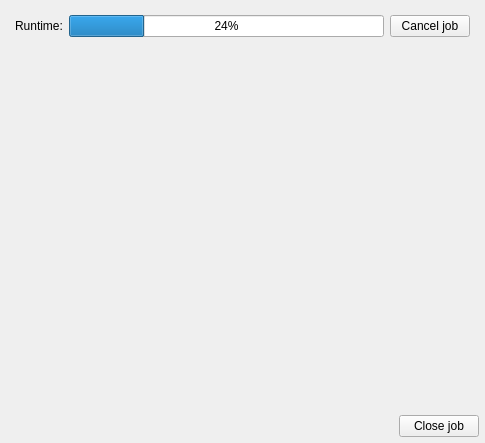
First picture: the form in gui/jobTemplate.ui, repository jozef-p021/AbsCor, before the edit.
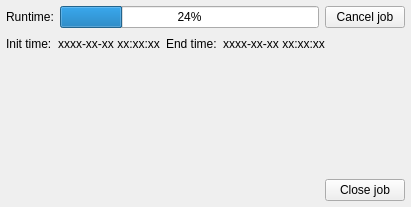
Second picture: the form after the edit.

```diff
--- a/gui/jobTemplate.ui
+++ b/gui/jobTemplate.ui
@@ -6,10 +6,16 @@
    <rect>
     <x>0</x>
     <y>0</y>
-    <width>485</width>
-    <height>443</height>
+    <width>411</width>
+    <height>207</height>
    </rect>
   </property>
+  <property name="sizePolicy">
+   <sizepolicy hsizetype="Preferred" vsizetype="Minimum">
+    <horstretch>0</horstretch>
+    <verstretch>0</verstretch>
+   </sizepolicy>
+  </property>
   <property name="windowTitle">
    <string>Form</string>
   </property>
@@ -17,14 +23,14 @@
    <property name="margin">
     <number>6</number>
    </property>
-   <item row="2" column="1">
-    <widget class="QPushButton" name="closeJobButton">
+   <item row="3" column="1">
+    <widget class="QPushButton" name="pushButton">
      <property name="text">
       <string>Close job</string>
      </property>
     </widget>
    </item>
-   <item row="2" column="0">
+   <item row="3" column="0">
     <spacer name="horizontalSpacer">
      <property name="orientation">
       <enum>Qt::Horizontal</enum>
@@ -37,7 +43,7 @@
      </property>
     </spacer>
    </item>
-   <item row="1" column="0" colspan="2">
+   <item row="2" column="0" colspan="2">
     <widget class="QFrame" name="jobPlotFrame">
      <property name="sizePolicy">
       <sizepolicy hsizetype="Preferred" vsizetype="MinimumExpanding">
@@ -63,6 +69,9 @@
       </sizepolicy>
      </property>
      <layout class="QGridLayout" name="gridLayout_2">
+      <property name="margin">
+       <number>0</number>
+      </property>
       <item row="1" column="1">
        <widget class="QProgressBar" name="progressBar">
         <property name="value">
@@ -87,6 +96,51 @@
      </layout>
     </widget>
    </item>
+   <item row="1" column="0" colspan="2">
+    <layout class="QHBoxLayout" name="horizontalLayout">
+     <item>
+      <widget class="QLabel" name="label_2">
+       <property name="text">
+        <string>Init time:</string>
+       </property>
+      </widget>
+     </item>
+     <item>
+      <widget class="QLabel" name="initTimeLabel">
+       <property name="text">
+        <string>xxxx-xx-xx xx:xx:xx</string>
+       </property>
+      </widget>
+     </item>
+     <item>
+      <widget class="QLabel" name="label_6">
+       <property name="text">
+        <string>End time:</string>
+       </property>
+      </widget>
+     </item>
+     <item>
+      <widget class="QLabel" name="endTimeLabel">
+       <property name="text">
+        <string>xxxx-xx-xx xx:xx:xx</string>
+       </property>
+      </widget>
+     </item>
+     <item>
+      <spacer name="horizontalSpacer_2">
+       <property name="orientation">
+        <enum>Qt::Horizontal</enum>
+       </property>
+       <property name="sizeHint" stdset="0">
+        <size>
+         <width>40</width>
+         <height>20</height>
+        </size>
+       </property>
+      </spacer>
+     </item>
+    </layout>
+   </item>
   </layout>
  </widget>
  <resources/>
```
Left out of the diff: 2 changed lines with no effect on the pictures.
